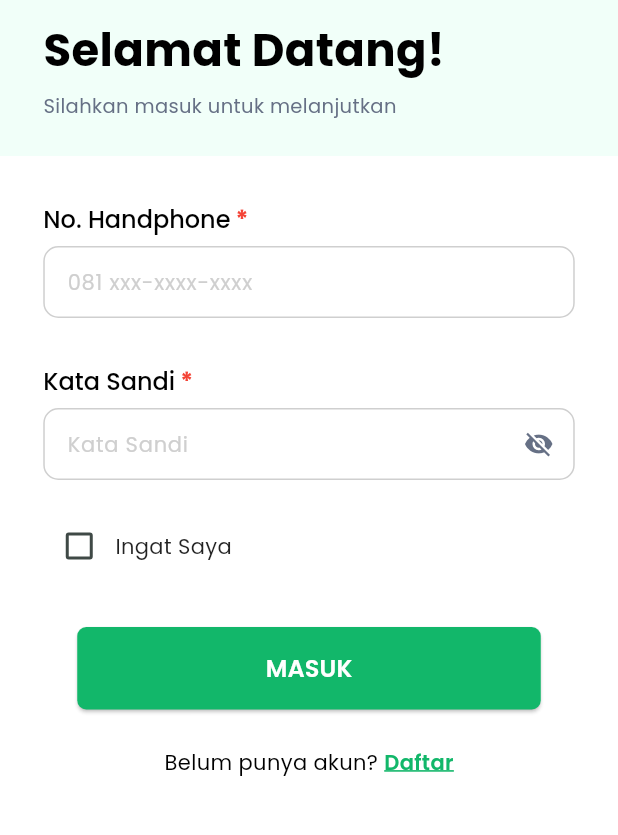
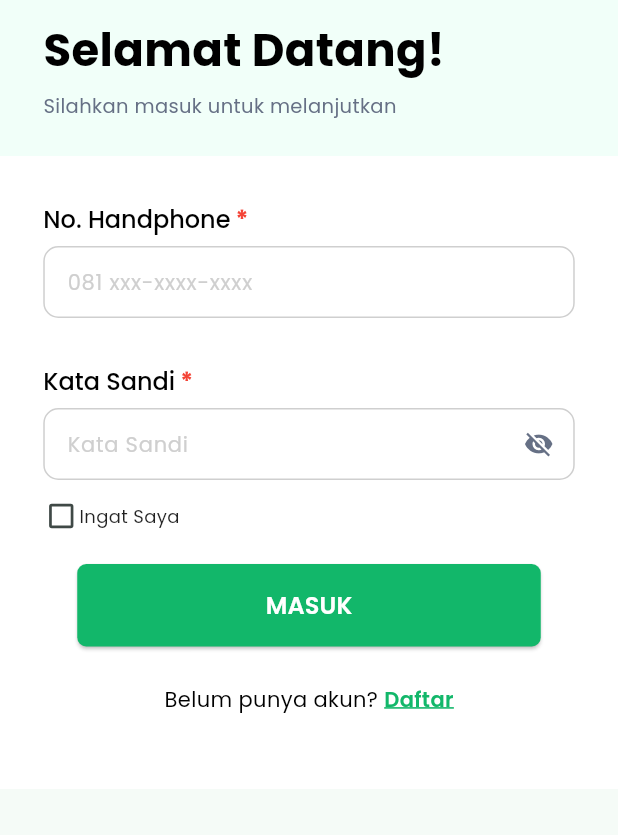
Before and after one commit to athaabiyyu/koperasi_rsb, a Flutter app: the screen it shows after launch, on a phone screen of 412 x 824 dp, the part 126-961 px from its top. Run offline on Flutter 3.47's test engine with Material 3 defaults, Android fonts, the phone set to English and light mode, and no system bars; our stand-ins replace auto_size_text, file_picker, google_fonts, shared_preferences.

Commit message:
refactor: Clean up formatting and improve readability in login.dart

```diff
--- a/lib/screens/auth/login/login.dart
+++ b/lib/screens/auth/login/login.dart
@@ -17,6 +17,7 @@
 
 class _LoginPageState extends State<LoginPage> {
   late double _deviceWidth;
+  late double _deviceHeight;
   final _formKey = GlobalKey<FormState>();
 
   final TextEditingController _phoneController = TextEditingController();
@@ -66,7 +67,8 @@
       final password = _passwordController.text.trim();
 
       // ⭐ Pass rememberMe ke login method
-      final success = await authProvider.login(noHp, password, rememberMe: _rememberMe);
+      final success =
+          await authProvider.login(noHp, password, rememberMe: _rememberMe);
 
       setState(() => _isLoading = false);
 
@@ -84,7 +86,8 @@
           case 'OTP TERKIRIM':
             ScaffoldMessenger.of(context).showSnackBar(
               const SnackBar(
-                content: Text('Silakan masukkan kode OTP yang telah dikirim ke WhatsApp Anda'),
+                content: Text(
+                    'Silakan masukkan kode OTP yang telah dikirim ke WhatsApp Anda'),
                 backgroundColor: Colors.blue,
                 duration: Duration(seconds: 3),
               ),
@@ -155,7 +158,8 @@
           default:
             ScaffoldMessenger.of(context).showSnackBar(
               SnackBar(
-                content: Text('Status akun: ${userStatus ?? "Tidak diketahui"}'),
+                content:
+                    Text('Status akun: ${userStatus ?? "Tidak diketahui"}'),
                 backgroundColor: Colors.grey,
                 duration: const Duration(seconds: 3),
               ),
@@ -166,7 +170,8 @@
         ScaffoldMessenger.of(context).showSnackBar(
           SnackBar(
             content: Text(
-              authProvider.errorMessage ?? 'Login gagal. Periksa nomor HP dan password Anda.',
+              authProvider.errorMessage ??
+                  'Login gagal. Periksa nomor HP dan password Anda.',
             ),
             backgroundColor: Colors.red,
             duration: const Duration(seconds: 4),
@@ -190,6 +195,7 @@
   @override
   Widget build(BuildContext context) {
     _deviceWidth = MediaQuery.of(context).size.width;
+    _deviceHeight = MediaQuery.of(context).size.height;
 
     return Scaffold(
       body: SafeArea(
@@ -203,7 +209,6 @@
                   deviceWidth: _deviceWidth,
                 ),
               ),
-
               Container(
                 color: Colors.white,
                 padding: EdgeInsets.symmetric(horizontal: _deviceWidth * 0.07),
@@ -222,7 +227,8 @@
                         validator: (value) {
                           if (value == null || value.isEmpty) {
                             return "Nomor wajib diisi";
-                          } else if (!value.startsWith("08") && !value.startsWith("62")) {
+                          } else if (!value.startsWith("08") &&
+                              !value.startsWith("62")) {
                             return "Format nomor tidak valid";
                           }
                           return null;
@@ -245,11 +251,12 @@
                         },
                       ),
 
-                      // ⭐ CHECKBOX "INGAT SAYA"
-                      const SizedBox(height: 20),
+                      const SizedBox(height: 12),
                       Row(
                         children: [
-                          Checkbox(
+                          Transform.scale(
+                            scale: 0.9,
+                            child: Checkbox(
                               value: _rememberMe,
                               onChanged: _isLoading
                                   ? null
@@ -259,6 +266,11 @@
                                       });
                                     },
                               activeColor: darkGreen,
+                              materialTapTargetSize:
+                                  MaterialTapTargetSize.shrinkWrap,
+                              visualDensity: const VisualDensity(
+                                  horizontal: -4, vertical: -4),
+                            ),
                           ),
                           Expanded(
                             child: GestureDetector(
@@ -272,8 +284,9 @@
                               child: Text(
                                 'Ingat Saya',
                                 style: GoogleFonts.poppins(
-                                  fontSize: 14,
-                                  color: _isLoading ? Colors.grey : Colors.black87,
+                                  fontSize: 12,
+                                  color:
+                                      _isLoading ? Colors.grey : Colors.black87,
                                 ),
                               ),
                             ),
@@ -281,7 +294,7 @@
                         ],
                       ),
 
-                      const SizedBox(height: 30),
+                      const SizedBox(height: 20),
 
                       SizedBox(
                         width: _deviceWidth * 0.75,
@@ -314,7 +327,8 @@
                             onTap: _isLoading
                                 ? null
                                 : () {
-                                    Navigator.pushNamed(context, '/registration1');
+                                    Navigator.pushNamed(
+                                        context, '/registration1');
                                   },
                             child: Text(
                               'Daftar',
@@ -323,7 +337,8 @@
                                 color: _isLoading ? Colors.grey : darkGreen,
                                 fontWeight: FontWeight.w600,
                                 decoration: TextDecoration.underline,
-                                decorationColor: _isLoading ? Colors.grey : darkGreen,
+                                decorationColor:
+                                    _isLoading ? Colors.grey : darkGreen,
                                 decorationThickness: 1.5,
                               ),
                             ),
```
Lines whose indentation alone changed are shown as unchanged.
